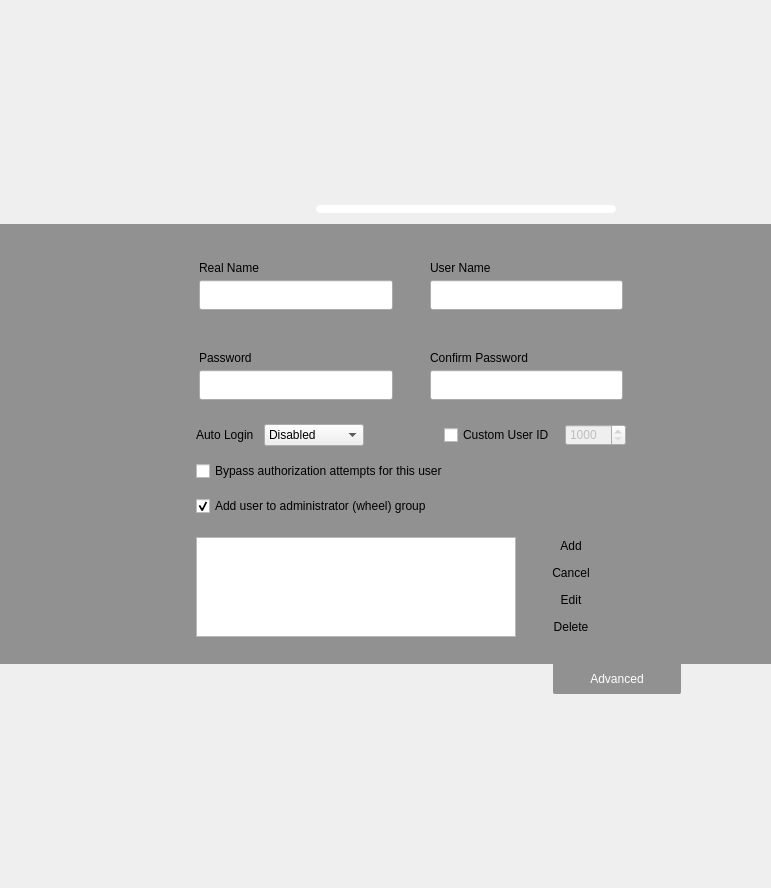
pars-linux/uludag, file yali-proximate/yali/gui/Ui/setupuserswidget.ui: the form before one commit.
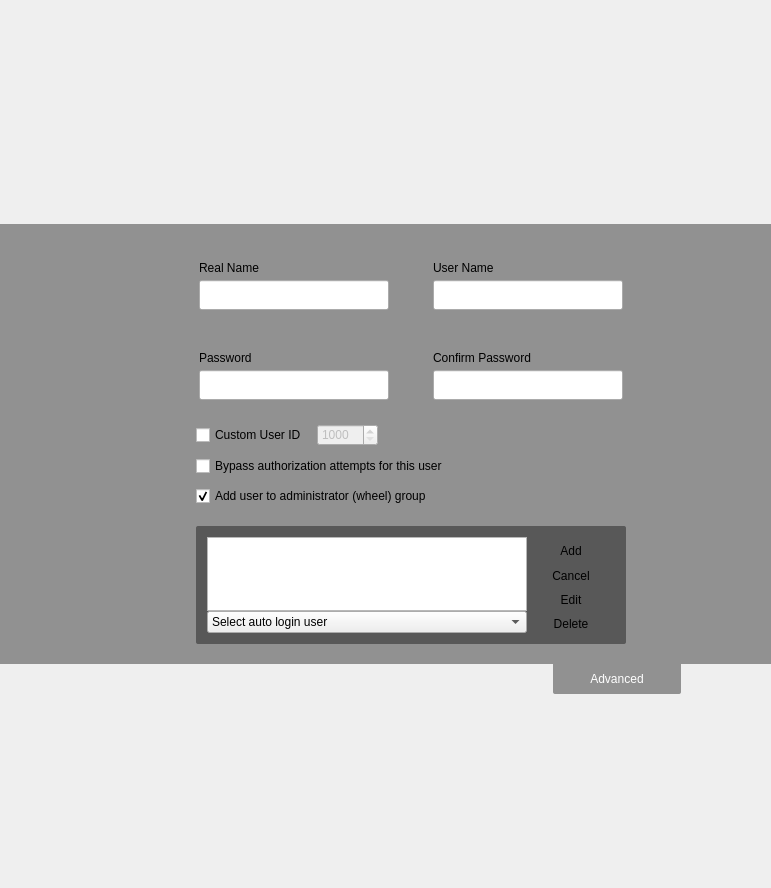
The form after the commit. Icons and pictures are not drawn.

Commit message: final user screen

Patch:
```diff
--- a/yali-proximate/yali/gui/Ui/setupuserswidget.ui
+++ b/yali-proximate/yali/gui/Ui/setupuserswidget.ui
@@ -102,52 +102,12 @@
         </property>
         <property name="sizeHint" stdset="0">
          <size>
-          <width>160</width>
+          <width>110</width>
           <height>20</height>
          </size>
         </property>
        </spacer>
       </item>
-      <item>
-       <widget class="QLabel" name="caps_error">
-        <property name="sizePolicy">
-         <sizepolicy hsizetype="Preferred" vsizetype="Preferred">
-          <horstretch>0</horstretch>
-          <verstretch>0</verstretch>
-         </sizepolicy>
-        </property>
-        <property name="minimumSize">
-         <size>
-          <width>300</width>
-          <height>0</height>
-         </size>
-        </property>
-        <property name="maximumSize">
-         <size>
-          <width>300</width>
-          <height>18</height>
-         </size>
-        </property>
-        <property name="styleSheet">
-         <string notr="true">border:1px solid white;
-border-radius:4px;
-background-color:white;
-color:#5A2847;</string>
-        </property>
-        <property name="text">
-         <string/>
-        </property>
-        <property name="textFormat">
-         <enum>Qt::RichText</enum>
-        </property>
-        <property name="alignment">
-         <set>Qt::AlignCenter</set>
-        </property>
-        <property name="wordWrap">
-         <bool>true</bool>
-        </property>
-       </widget>
-      </item>
       <item>
        <spacer name="horizontalSpacer_12">
         <property name="orientation">
@@ -167,7 +127,7 @@
    <item>
     <widget class="QFrame" name="frame">
      <property name="sizePolicy">
-      <sizepolicy hsizetype="Expanding" vsizetype="Expanding">
+      <sizepolicy hsizetype="Expanding" vsizetype="Fixed">
        <horstretch>0</horstretch>
        <verstretch>0</verstretch>
       </sizepolicy>
@@ -193,17 +153,20 @@
      <property name="frameShadow">
       <enum>QFrame::Raised</enum>
      </property>
-     <layout class="QHBoxLayout" name="horizontalLayout_6">
-      <property name="spacing">
+     <layout class="QGridLayout" name="gridLayout">
+      <property name="topMargin">
+       <number>20</number>
+      </property>
+      <property name="bottomMargin">
+       <number>20</number>
+      </property>
+      <property name="horizontalSpacing">
        <number>30</number>
       </property>
-      <property name="topMargin">
-       <number>20</number>
+      <property name="verticalSpacing">
+       <number>0</number>
       </property>
-      <property name="bottomMargin">
-       <number>20</number>
-      </property>
-      <item>
+      <item row="1" column="0">
        <spacer name="horizontalSpacer">
         <property name="orientation">
          <enum>Qt::Horizontal</enum>
@@ -216,7 +179,20 @@
         </property>
        </spacer>
       </item>
-      <item>
+      <item row="1" column="3">
+       <spacer name="horizontalSpacer_2">
+        <property name="orientation">
+         <enum>Qt::Horizontal</enum>
+        </property>
+        <property name="sizeHint" stdset="0">
+         <size>
+          <width>40</width>
+          <height>20</height>
+         </size>
+        </property>
+       </spacer>
+      </item>
+      <item row="1" column="1">
        <layout class="QVBoxLayout" name="verticalLayout">
         <property name="spacing">
          <number>0</number>
@@ -224,22 +200,6 @@
         <property name="rightMargin">
          <number>0</number>
         </property>
-        <item>
-         <spacer name="verticalSpacer_5">
-          <property name="orientation">
-           <enum>Qt::Vertical</enum>
-          </property>
-          <property name="sizeType">
-           <enum>QSizePolicy::Fixed</enum>
-          </property>
-          <property name="sizeHint" stdset="0">
-           <size>
-            <width>20</width>
-            <height>40</height>
-           </size>
-          </property>
-         </spacer>
-        </item>
         <item>
          <widget class="QLabel" name="label">
           <property name="sizePolicy">
@@ -271,7 +231,33 @@
         </item>
        </layout>
       </item>
-      <item>
+      <item row="0" column="2">
+       <spacer name="verticalSpacer">
+        <property name="orientation">
+         <enum>Qt::Vertical</enum>
+        </property>
+        <property name="sizeHint" stdset="0">
+         <size>
+          <width>20</width>
+          <height>0</height>
+         </size>
+        </property>
+       </spacer>
+      </item>
+      <item row="2" column="2">
+       <spacer name="verticalSpacer_5">
+        <property name="orientation">
+         <enum>Qt::Vertical</enum>
+        </property>
+        <property name="sizeHint" stdset="0">
+         <size>
+          <width>20</width>
+          <height>0</height>
+         </size>
+        </property>
+       </spacer>
+      </item>
+      <item row="1" column="2">
        <widget class="QFrame" name="formFrame">
         <property name="minimumSize">
          <size>
@@ -301,19 +287,6 @@
          <property name="margin">
           <number>0</number>
          </property>
-         <item>
-          <spacer name="verticalSpacer">
-           <property name="orientation">
-            <enum>Qt::Vertical</enum>
-           </property>
-           <property name="sizeHint" stdset="0">
-            <size>
-             <width>20</width>
-             <height>0</height>
-            </size>
-           </property>
-          </spacer>
-         </item>
          <item>
           <widget class="QGroupBox" name="groupBox">
            <property name="minimumSize">
@@ -372,31 +345,40 @@
             </item>
             <item row="1" column="0">
              <widget class="QLineEdit" name="realname">
+              <property name="sizePolicy">
+               <sizepolicy hsizetype="Fixed" vsizetype="Fixed">
+                <horstretch>0</horstretch>
+                <verstretch>0</verstretch>
+               </sizepolicy>
+              </property>
               <property name="minimumSize">
                <size>
-                <width>170</width>
+                <width>190</width>
                 <height>30</height>
                </size>
               </property>
               <property name="maximumSize">
                <size>
-                <width>16777215</width>
+                <width>190</width>
                 <height>30</height>
                </size>
               </property>
+              <property name="styleSheet">
+               <string notr="true"/>
+              </property>
              </widget>
             </item>
             <item row="1" column="2">
              <widget class="QLineEdit" name="username">
               <property name="minimumSize">
                <size>
-                <width>170</width>
+                <width>190</width>
                 <height>30</height>
                </size>
               </property>
               <property name="maximumSize">
                <size>
-                <width>16777215</width>
+                <width>190</width>
                 <height>30</height>
                </size>
               </property>
@@ -472,13 +454,13 @@
              <widget class="QLineEdit" name="pass1">
               <property name="minimumSize">
                <size>
-                <width>170</width>
+                <width>190</width>
                 <height>30</height>
                </size>
               </property>
               <property name="maximumSize">
                <size>
-                <width>16777215</width>
+                <width>190</width>
                 <height>30</height>
                </size>
               </property>
@@ -491,13 +473,13 @@
              <widget class="QLineEdit" name="pass2">
               <property name="minimumSize">
                <size>
-                <width>170</width>
+                <width>190</width>
                 <height>30</height>
                </size>
               </property>
               <property name="maximumSize">
                <size>
-                <width>16777215</width>
+                <width>190</width>
                 <height>30</height>
                </size>
               </property>
@@ -522,7 +504,7 @@
          <item>
           <widget class="QScrollArea" name="scrollArea">
            <property name="sizePolicy">
-            <sizepolicy hsizetype="Expanding" vsizetype="Fixed">
+            <sizepolicy hsizetype="Expanding" vsizetype="Expanding">
              <horstretch>0</horstretch>
              <verstretch>0</verstretch>
             </sizepolicy>
@@ -581,78 +563,11 @@
                </property>
                <layout class="QVBoxLayout" name="verticalLayout_3">
                 <property name="spacing">
-                 <number>15</number>
-                </property>
-                <property name="margin">
-                 <number>0</number>
-                </property>
-                <item>
-                 <layout class="QHBoxLayout" name="horizontalLayout_3">
-                  <property name="spacing">
                    <number>10</number>
                   </property>
-                  <property name="topMargin">
+                <property name="margin">
                    <number>0</number>
                   </property>
-                  <item>
-                   <widget class="QLabel" name="autoLoginLabel">
-                    <property name="sizePolicy">
-                     <sizepolicy hsizetype="Fixed" vsizetype="Preferred">
-                      <horstretch>0</horstretch>
-                      <verstretch>0</verstretch>
-                     </sizepolicy>
-                    </property>
-                    <property name="text">
-                     <string>Auto Login</string>
-                    </property>
-                    <property name="wordWrap">
-                     <bool>false</bool>
-                    </property>
-                   </widget>
-                  </item>
-                  <item>
-                   <widget class="QComboBox" name="autoLogin">
-                    <property name="sizePolicy">
-                     <sizepolicy hsizetype="Fixed" vsizetype="Fixed">
-                      <horstretch>0</horstretch>
-                      <verstretch>0</verstretch>
-                     </sizepolicy>
-                    </property>
-                    <property name="minimumSize">
-                     <size>
-                      <width>100</width>
-                      <height>0</height>
-                     </size>
-                    </property>
-                    <property name="maximumSize">
-                     <size>
-                      <width>100</width>
-                      <height>16777215</height>
-                     </size>
-                    </property>
-                    <property name="minimumContentsLength">
-                     <number>22</number>
-                    </property>
-                    <item>
-                     <property name="text">
-                      <string>Disabled</string>
-                     </property>
-                    </item>
-                   </widget>
-                  </item>
-                  <item>
-                   <spacer name="horizontalSpacer_11">
-                    <property name="orientation">
-                     <enum>Qt::Horizontal</enum>
-                    </property>
-                    <property name="sizeHint" stdset="0">
-                     <size>
-                      <width>40</width>
-                      <height>20</height>
-                     </size>
-                    </property>
-                   </spacer>
-                  </item>
                   <item>
                    <layout class="QHBoxLayout" name="horizontalLayout_2">
                     <property name="spacing">
@@ -693,7 +608,18 @@
                       </property>
                      </widget>
                     </item>
-                   </layout>
+                  <item>
+                   <spacer name="horizontalSpacer_11">
+                    <property name="orientation">
+                     <enum>Qt::Horizontal</enum>
+                    </property>
+                    <property name="sizeHint" stdset="0">
+                     <size>
+                      <width>40</width>
+                      <height>20</height>
+                     </size>
+                    </property>
+                   </spacer>
                   </item>
                  </layout>
                 </item>
@@ -730,6 +656,38 @@
                  </widget>
                 </item>
                 <item>
+                 <spacer name="verticalSpacer_7">
+                  <property name="orientation">
+                   <enum>Qt::Vertical</enum>
+                  </property>
+                  <property name="sizeType">
+                   <enum>QSizePolicy::Fixed</enum>
+                  </property>
+                  <property name="sizeHint" stdset="0">
+                   <size>
+                    <width>20</width>
+                    <height>10</height>
+                   </size>
+                  </property>
+                 </spacer>
+                </item>
+                <item>
+                 <widget class="QFrame" name="frame_5">
+                  <property name="styleSheet">
+                   <string notr="true">#frame_5{ 
+	border:0px;
+	background-color: rgba(0, 0, 0, 100);
+	border-radius: 2px;
+}</string>
+                  </property>
+                  <property name="frameShape">
+                   <enum>QFrame::StyledPanel</enum>
+                  </property>
+                  <property name="frameShadow">
+                   <enum>QFrame::Raised</enum>
+                  </property>
+                  <layout class="QVBoxLayout" name="verticalLayout_5">
+                   <item>
                  <layout class="QHBoxLayout" name="horizontalLayout_4">
                   <property name="spacing">
                    <number>0</number>
@@ -741,6 +699,14 @@
                    <number>0</number>
                   </property>
                   <item>
+                      <layout class="QVBoxLayout" name="verticalLayout_6">
+                       <property name="spacing">
+                        <number>0</number>
+                       </property>
+                       <property name="rightMargin">
+                        <number>0</number>
+                       </property>
+                       <item>
                    <widget class="QListWidget" name="userList">
                     <property name="sizePolicy">
                      <sizepolicy hsizetype="Fixed" vsizetype="Fixed">
@@ -763,6 +729,38 @@
                    </widget>
                   </item>
                   <item>
+                        <widget class="QComboBox" name="autoLogin">
+                         <property name="sizePolicy">
+                          <sizepolicy hsizetype="Expanding" vsizetype="Fixed">
+                           <horstretch>0</horstretch>
+                           <verstretch>0</verstretch>
+                          </sizepolicy>
+                         </property>
+                         <property name="minimumSize">
+                          <size>
+                           <width>320</width>
+                           <height>0</height>
+                          </size>
+                         </property>
+                         <property name="maximumSize">
+                          <size>
+                           <width>320</width>
+                           <height>16777215</height>
+                          </size>
+                         </property>
+                         <property name="minimumContentsLength">
+                          <number>22</number>
+                         </property>
+                         <item>
+                          <property name="text">
+                           <string>Select auto login user</string>
+                          </property>
+                         </item>
+                        </widget>
+                       </item>
+                      </layout>
+                     </item>
+                     <item>
                    <widget class="QFrame" name="userOperationsLayout">
                     <property name="sizePolicy">
                      <sizepolicy hsizetype="Preferred" vsizetype="Expanding">
@@ -935,6 +933,9 @@
              </item>
             </layout>
            </widget>
+             </item>
+            </layout>
+           </widget>
           </widget>
          </item>
          <item>
@@ -953,19 +954,6 @@
         </layout>
        </widget>
       </item>
-      <item>
-       <spacer name="horizontalSpacer_2">
-        <property name="orientation">
-         <enum>Qt::Horizontal</enum>
-        </property>
-        <property name="sizeHint" stdset="0">
-         <size>
-          <width>40</width>
-          <height>20</height>
-         </size>
-        </property>
-       </spacer>
-      </item>
      </layout>
     </widget>
    </item>
```
Lines whose indentation alone changed are shown as unchanged. The commit also changes 3 other files.
